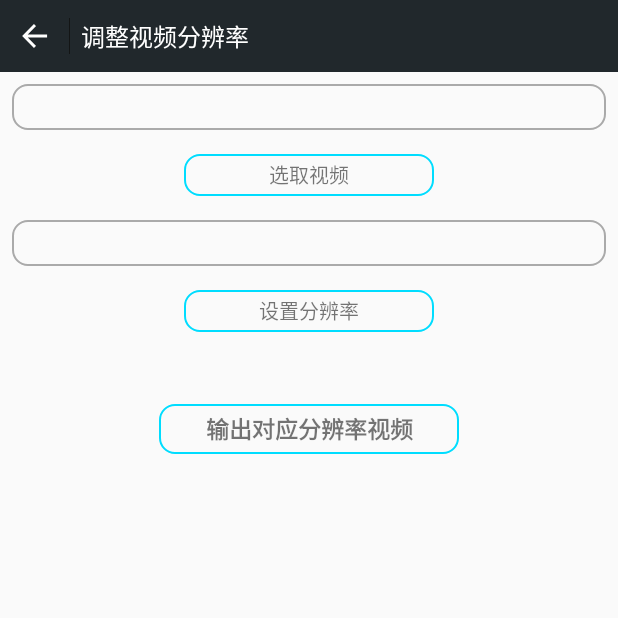
After one commit to StevenHX/FFmpegTool, an Android app: the VideoResizeActivity screen opened directly, with no data from a screen before it, on a phone screen of 412 x 824 dp, the top half of it. The commit adds this screen. Run offline under Robolectric (Android 15) with nearby library versions, the phone set to English and light mode, and no system bars; our stand-ins replace ButterKnife, CircleImageView; libraries missing offline, so code that uses them is left out: com.bigkoo.pickerview, com.orhanobut.logger; 2 statements that could not run were skipped.

Commit message:
完善。。。

```diff
--- a/app/src/main/java/com/hx/ffmpegtool/ui/main/MainActivity.java
+++ b/app/src/main/java/com/hx/ffmpegtool/ui/main/MainActivity.java
@@ -1,5 +1,6 @@
 package com.hx.ffmpegtool.ui.main;
 
+import android.Manifest;
 import android.support.v4.view.ViewPager;
 import android.widget.ImageView;
 import android.widget.RelativeLayout;
@@ -7,6 +8,7 @@ import android.widget.RelativeLayout;
 import com.hx.ffmpegtool.R;
 import com.hx.steven.activity.BaseActivity;
 import com.hx.steven.component.VerticalViewPager;
+import com.hx.steven.util.MPermissionUtil;
 
 import java.util.ArrayList;
 import java.util.List;
@@ -34,6 +36,7 @@ public class MainActivity extends BaseActivity {
     @Override
     protected void initView() {
         ButterKnife.bind(this);
+        RequestPermissions(100, Manifest.permission.WRITE_EXTERNAL_STORAGE, Manifest.permission.READ_EXTERNAL_STORAGE);
         initFragments();
         MainBgAssist.getInstance().bindView(mMainBg, mMainBg2);
     }
--- /dev/null
+++ b/app/src/main/java/com/hx/ffmpegtool/ui/videoResize/VideoResizeActivity.java
@@ -0,0 +1,170 @@
+package com.hx.ffmpegtool.ui.videoResize;
+
+import android.content.Intent;
+import android.util.Log;
+import android.view.View;
+import android.widget.TextView;
+
+import com.bigkoo.pickerview.builder.OptionsPickerBuilder;
+import com.bigkoo.pickerview.listener.OnOptionsSelectListener;
+import com.bigkoo.pickerview.view.OptionsPickerView;
+import com.dmcbig.mediapicker.PickerActivity;
+import com.dmcbig.mediapicker.PickerConfig;
+import com.dmcbig.mediapicker.entity.Media;
+import com.hx.ffmpegtool.R;
+import com.hx.ffmpegtool.app.CreateConstants;
+import com.hx.ffmpegtool.app.ToolApp;
+import com.hx.ffmpegtool.ffmpeg.FFmpegExecuteListener;
+import com.hx.ffmpegtool.ffmpeg.FFmpegManer;
+import com.hx.ffmpegtool.ui.videoConnect.VideoConnectActivity;
+import com.hx.steven.activity.BaseActivity;
+import com.hx.steven.component.WxActionBar;
+import com.hx.steven.util.FileUtil;
+import com.hx.steven.util.StatusBarUtils;
+import com.hx.steven.util.ToastUtil;
+import com.orhanobut.logger.Logger;
+
+import java.util.ArrayList;
+
+import butterknife.BindView;
+import butterknife.ButterKnife;
+import butterknife.OnClick;
+
+public class VideoResizeActivity extends BaseActivity {
+
+    @BindView(R.id.video_resize_bar)
+    WxActionBar videoResizeBar;
+    @BindView(R.id.video_resize_videopath)
+    TextView videoResizeVideopath;
+    @BindView(R.id.video_resize_videobtn)
+    TextView videoResizeVideobtn;
+    @BindView(R.id.video_resize_px_path)
+    TextView videoResizePxPath;
+    @BindView(R.id.video_resize_px_btn)
+    TextView videoResizePxBtn;
+    @BindView(R.id.video_resize_button)
+    TextView videoResizeButton;
+    ArrayList<Media> select = new ArrayList<>();//相册选中数据
+    ArrayList<String> options1Items;//位置选项数据
+    OptionsPickerView pvOptions;
+    {
+        setEnableMultiple(false);
+    }
+
+    @Override
+    protected void initView() {
+        ButterKnife.bind(this);
+        StatusBarUtils.setWindowStatusBarColor(this, R.color.statusBarColor);
+        videoResizeBar.setOnHeadClickListener(() -> {
+            finish();
+        });
+        initOritionPicker();
+    }
+
+    @Override
+    protected int getContentId() {
+        return R.layout.activity_video_resize;
+    }
+
+    @OnClick({R.id.video_resize_videobtn, R.id.video_resize_px_btn, R.id.video_resize_button})
+    public void onViewClicked(View view) {
+        switch (view.getId()) {
+            case R.id.video_resize_videobtn:
+                Intent intent = new Intent(this, PickerActivity.class);
+                intent.putExtra(PickerConfig.SELECT_MODE, PickerConfig.PICKER_VIDEO);//default image and video (Optional)
+                long maxSize = 188743680L;//long long long
+                intent.putExtra(PickerConfig.MAX_SELECT_SIZE, maxSize); //default 180MB (Optional)
+                intent.putExtra(PickerConfig.MAX_SELECT_COUNT, 1);  //default 40 (Optional)
+                intent.putExtra(PickerConfig.DEFAULT_SELECTED_LIST, new ArrayList<>()); // (Optional)
+                this.startActivityForResult(intent, 200);
+                break;
+            case R.id.video_resize_px_btn:
+                if (pvOptions != null)
+                    pvOptions.show();
+                break;
+            case R.id.video_resize_button:
+                resizeVideo();
+                break;
+        }
+    }
+
+
+
+    @Override
+    protected void onActivityResult(int requestCode, int resultCode, Intent data) {
+        super.onActivityResult(requestCode, resultCode, data);
+        if (requestCode == 200 && resultCode == PickerConfig.RESULT_CODE) {
+            select = data.getParcelableArrayListExtra(PickerConfig.EXTRA_RESULT);
+            for (Media media : select) {
+                Log.i("media", media.path);
+                Log.i("media", "s:" + media.size);
+                videoResizeVideopath.setText(media.path);
+                videoResizeVideopath.setEnabled(true);
+            }
+        }
+    }
+
+    public void initOritionPicker() {
+        if (options1Items == null) {
+            options1Items = new ArrayList<>();
+            options1Items.add("2560:1440");
+            options1Items.add("1920:1080");
+            options1Items.add("1812:1080");
+            options1Items.add("1280:800");
+            options1Items.add("1280:720");
+            options1Items.add("1196:720");
+            options1Items.add("1184:720");
+            options1Items.add("1024:768");
+            options1Items.add("1024:600");
+            options1Items.add("960:540");
+            options1Items.add("854:480");
+            options1Items.add("800:480");
+            options1Items.add("480:320");
+        }
+        pvOptions = new OptionsPickerBuilder(this, new OnOptionsSelectListener() {
+            @Override
+            public void onOptionsSelect(int options1, int option2, int options3, View v) {
+                //返回的分别是三个级别的选中位置
+                String tx = options1Items.get(options1);
+                videoResizePxPath.setText(tx);
+                videoResizePxPath.setEnabled(true);
+            }
+        }).build();
+        pvOptions.setPicker(options1Items);
+    }
+
+    private void resizeVideo() {
+        String outpath = CreateConstants.PHOTO_ALBUM_PATH + System.currentTimeMillis() + ".mp4";
+        String videoPath  = videoResizeVideopath.getText().toString().trim();
+        String resize = videoResizePxPath.getText().toString().trim();
+        String cmd = "-i "+videoPath+" -vf scale="+resize+" "+outpath;
+        showProgressDialog("视频转换中...");
+        ToolApp.getInstance().mostExecutor.execute(() -> {
+            FFmpegManer.getInstance().runFFmpegCommad(cmd, new FFmpegExecuteListener() {
+                @Override
+                public void FFmpegExcuteSuccess(String s) {
+                    Logger.d("success");
+                    dismissProgressDialog();
+                    FileUtil.scanFile(getApplicationContext(), outpath);
+                    runOnUiThread(()->{
+                        ToastUtil.showToast(VideoResizeActivity.this, "转换成功！");
+                    });
+                }
+
+                @Override
+                public void FFmpegExcuteFail(String s) {
+                    Logger.d("fail");
+                    dismissProgressDialog();
+                    runOnUiThread(()->{
+                        ToastUtil.showToast(VideoResizeActivity.this, "准换失败！");
+                    });
+                }
+
+                @Override
+                public void FFmpegExcuteProgress(String s) {
+
+                }
+            });
+        });
+    }
+}
--- a/Base/src/main/java/com/hx/steven/callback/SingleCallback.java
+++ b/app/src/main/java/com/hx/ffmpegtool/ui/videocut/view/SingleCallback.java
@@ -1,4 +1,4 @@
-package com.hx.steven.callback;
+package com.hx.ffmpegtool.ui.videocut.view;
 public interface SingleCallback<T,V> {
     void onSingleCallback(T t,V v);
 }
--- a/app/src/main/java/com/hx/ffmpegtool/ui/videocut/view/TrimVideoUtil.java
+++ b/app/src/main/java/com/hx/ffmpegtool/ui/videocut/view/TrimVideoUtil.java
@@ -9,7 +9,6 @@ import com.github.hiteshsondhi88.libffmpeg.ExecuteBinaryResponseHandler;
 import com.github.hiteshsondhi88.libffmpeg.FFmpeg;
 import com.github.hiteshsondhi88.libffmpeg.exceptions.FFmpegCommandAlreadyRunningException;
 import com.hx.ffmpegtool.app.ToolApp;
-import com.hx.steven.callback.SingleCallback;
 import com.hx.steven.util.TimeUtil;
 import com.hx.steven.util.UnitConverter;
 import com.hx.steven.util.WindowUtil;
--- a/app/src/main/java/com/hx/ffmpegtool/ui/videocut/view/VideoTrimmerView.java
+++ b/app/src/main/java/com/hx/ffmpegtool/ui/videocut/view/VideoTrimmerView.java
@@ -26,7 +26,6 @@ import android.widget.VideoView;
 import com.hx.ffmpegtool.R;
 import com.hx.ffmpegtool.app.CreateConstants;
 import com.hx.ffmpegtool.app.ToolApp;
-import com.hx.steven.callback.SingleCallback;
 
 /**
  * Author：J.Chou
--- /dev/null
+++ b/app/src/main/res/layout/activity_video_resize.xml
@@ -0,0 +1,103 @@
+<?xml version="1.0" encoding="utf-8"?>
+<android.support.constraint.ConstraintLayout xmlns:android="http://schemas.android.com/apk/res/android"
+    xmlns:app="http://schemas.android.com/apk/res-auto"
+    xmlns:tools="http://schemas.android.com/tools"
+    android:layout_width="match_parent"
+    android:layout_height="match_parent"
+    tools:context="com.hx.ffmpegtool.ui.videoResize.VideoResizeActivity">
+
+    <com.hx.steven.component.WxActionBar
+        android:id="@+id/video_resize_bar"
+        android:layout_width="wrap_content"
+        android:layout_height="48dp"
+        app:layout_constraintEnd_toEndOf="parent"
+        app:layout_constraintStart_toStartOf="parent"
+        app:layout_constraintTop_toTopOf="parent"
+        app:wxleftIcon="@drawable/ic_back"
+        app:wxtitleString="调整视频分辨率">
+    </com.hx.steven.component.WxActionBar>
+
+    <TextView
+        android:enabled="false"
+        android:id="@+id/video_resize_videopath"
+        android:layout_width="match_parent"
+        android:layout_height="wrap_content"
+        android:layout_marginEnd="8dp"
+        android:layout_marginStart="8dp"
+        android:layout_marginTop="8dp"
+        android:singleLine="false"
+        android:textSize="@dimen/x28"
+        android:gravity="center_vertical"
+        android:padding="@dimen/x8"
+        android:background="@drawable/videowater_input_bg"
+        app:layout_constraintEnd_toEndOf="parent"
+        app:layout_constraintStart_toStartOf="parent"
+        app:layout_constraintTop_toBottomOf="@+id/video_resize_bar"/>
+
+    <TextView
+        android:id="@+id/video_resize_videobtn"
+        android:layout_width="@dimen/x300"
+        android:layout_height="@dimen/x50"
+        android:layout_marginEnd="8dp"
+        android:layout_marginStart="8dp"
+        android:layout_marginTop="16dp"
+        android:background="@drawable/choose_videobg"
+        android:gravity="center"
+        android:text="选取视频"
+        android:textSize="@dimen/x24"
+        app:layout_constraintEnd_toEndOf="parent"
+        app:layout_constraintStart_toStartOf="parent"
+        app:layout_constraintTop_toBottomOf="@+id/video_resize_videopath"/>
+
+
+    <TextView
+        android:enabled="false"
+        android:id="@+id/video_resize_px_path"
+        android:layout_width="match_parent"
+        android:layout_height="wrap_content"
+        android:layout_marginEnd="8dp"
+        android:layout_marginStart="8dp"
+        android:layout_marginTop="16dp"
+        android:background="@drawable/videowater_input_bg"
+        android:gravity="center_vertical"
+        android:padding="@dimen/x8"
+        android:singleLine="true"
+        android:textSize="@dimen/x28"
+        app:layout_constraintEnd_toEndOf="parent"
+        app:layout_constraintHorizontal_bias="0.0"
+        app:layout_constraintStart_toStartOf="parent"
+        app:layout_constraintTop_toBottomOf="@+id/video_resize_videobtn"/>
+
+    <TextView
+        android:id="@+id/video_resize_px_btn"
+        android:layout_width="@dimen/x300"
+        android:layout_height="@dimen/x50"
+        android:layout_marginEnd="8dp"
+        android:layout_marginStart="8dp"
+        android:layout_marginTop="16dp"
+        android:background="@drawable/choose_videobg"
+        android:gravity="center"
+        android:text="设置分辨率"
+        android:textSize="@dimen/x24"
+        app:layout_constraintEnd_toEndOf="parent"
+        app:layout_constraintStart_toStartOf="parent"
+        app:layout_constraintTop_toBottomOf="@+id/video_resize_px_path"/>
+
+    <TextView
+        android:id="@+id/video_resize_button"
+        android:layout_width="@dimen/x360"
+        android:layout_height="@dimen/x60"
+        android:layout_marginEnd="8dp"
+        android:layout_marginStart="8dp"
+        android:layout_marginTop="48dp"
+        android:background="@drawable/choose_videobg"
+        android:enabled="true"
+        android:gravity="center"
+        android:text="输出对应分辨率视频"
+        android:textStyle="bold"
+        android:textSize="@dimen/x28"
+        app:layout_constraintEnd_toEndOf="parent"
+        app:layout_constraintStart_toStartOf="parent"
+        app:layout_constraintTop_toBottomOf="@+id/video_resize_px_btn"/>
+
+</android.support.constraint.ConstraintLayout>
```
Also changed, not shown: Base/src/main/java/com/hx/steven/callback/Callback.java (deleted, +0 -7 lines), Base/src/main/java/com/hx/steven/callback/SimpleCallback.java (deleted, +0 -14 lines), Base/src/main/java/com/hx/steven/util/FileUtil.java (+55 -0 lines), app/src/main/AndroidManifest.xml (+10 -13 lines), app/src/main/java/com/hx/ffmpegtool/app/CreateConstants.java (+11 -1 lines), app/src/main/java/com/hx/ffmpegtool/ui/main/MainFragmentAdapter.java (+5 -5 lines), app/src/main/java/com/hx/ffmpegtool/ui/videoConnect/ItemClickListener.java (added, +9 -0 lines), app/src/main/java/com/hx/ffmpegtool/ui/videoConnect/VideoConnectActivity.java (+113 -0 lines), app/src/main/java/com/hx/ffmpegtool/ui/videoConnect/VideoConnectAdapter.java (added, +82 -0 lines), app/src/main/res/layout/videoconnect_item.xml (added, +32 -0 lines).
